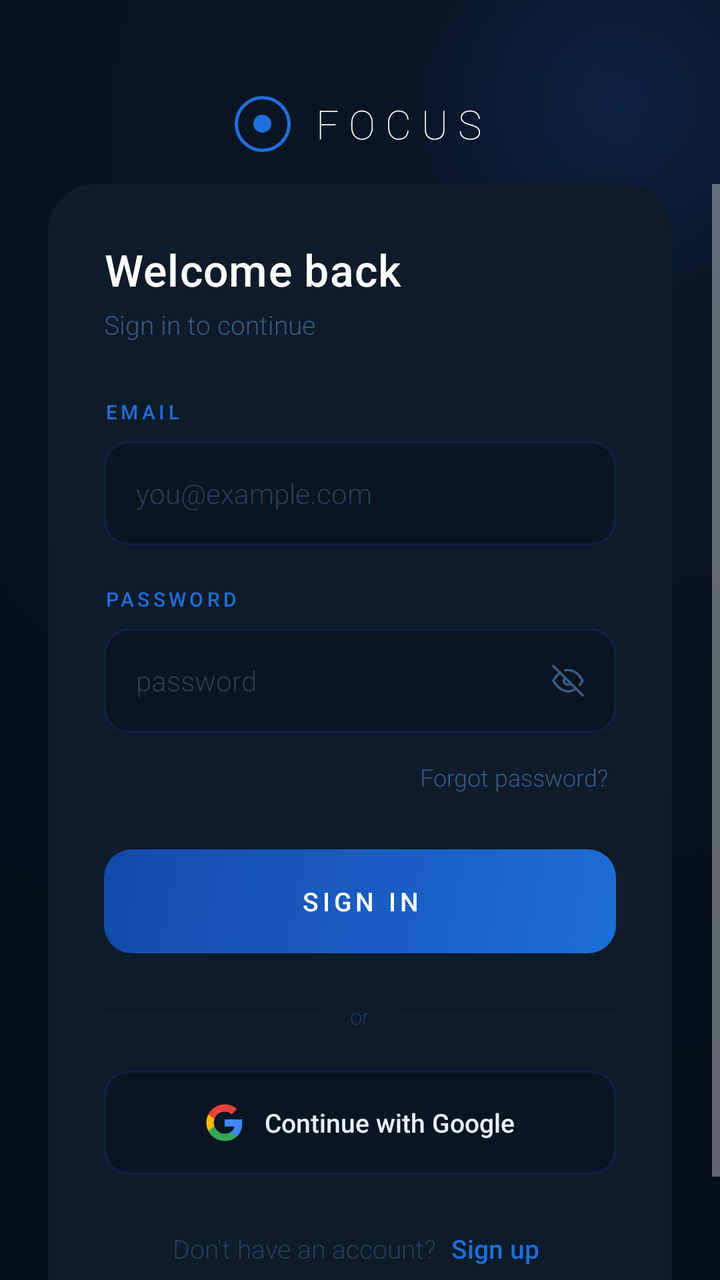
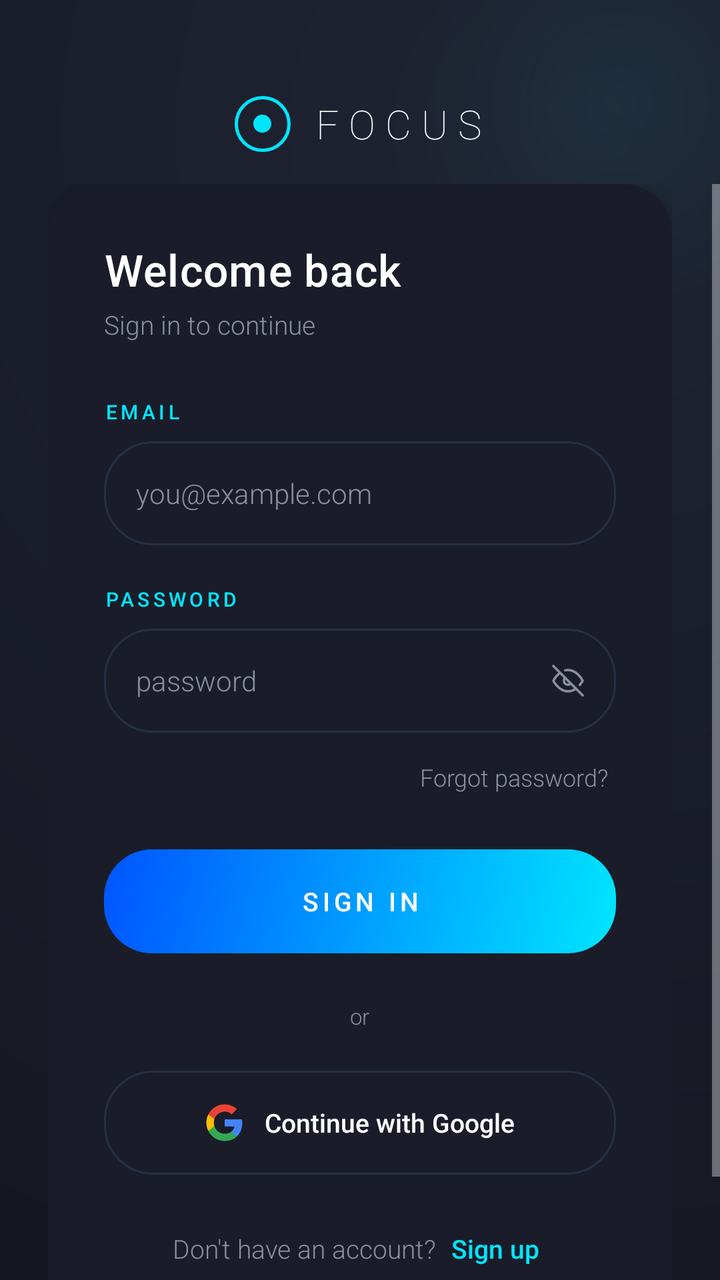

Screens rendered from an Android XML layout before and after an edit, with the pre-edit source and the edit as a unified diff.
<!-- AndroidManifest.xml: activity theme Theme.AppCompat.NoActionBar -->
<!-- res/layout/activity_login.xml -->
<?xml version="1.0" encoding="utf-8"?>
<androidx.constraintlayout.widget.ConstraintLayout
    xmlns:android="http://schemas.android.com/apk/res/android"
    xmlns:app="http://schemas.android.com/apk/res-auto"
    android:layout_width="match_parent"
    android:layout_height="match_parent"
    android:background="#050A0F">

    
    <View
        android:id="@+id/gradientOverlay"
        android:layout_width="0dp"
        android:layout_height="0dp"
        android:background="@drawable/bg_gradient_overlay"
        app:layout_constraintTop_toTopOf="parent"
        app:layout_constraintBottom_toBottomOf="parent"
        app:layout_constraintStart_toStartOf="parent"
        app:layout_constraintEnd_toEndOf="parent" />

    <View
        android:id="@+id/accentCircle"
        android:layout_width="200dp"
        android:layout_height="200dp"
        android:background="@drawable/circle_accent_glow"
        android:alpha="0.15"
        app:layout_constraintTop_toTopOf="parent"
        app:layout_constraintEnd_toEndOf="parent"
        android:layout_marginTop="-50dp"
        android:layout_marginEnd="-50dp" />

    
    <LinearLayout
        android:id="@+id/brandContainer"
        android:layout_width="wrap_content"
        android:layout_height="wrap_content"
        android:orientation="horizontal"
        android:gravity="center_vertical"
        app:layout_constraintTop_toTopOf="parent"
        app:layout_constraintStart_toStartOf="parent"
        app:layout_constraintEnd_toEndOf="parent"
        android:layout_marginTop="48dp">

        <FrameLayout
            android:layout_width="28dp"
            android:layout_height="28dp"
            android:layout_marginEnd="10dp">
            <View
                android:layout_width="28dp"
                android:layout_height="28dp"
                android:background="@drawable/bg_logo_ring" />
            <View
                android:layout_width="9dp"
                android:layout_height="9dp"
                android:background="@drawable/ic_focus_dot"
                android:layout_gravity="center" />
        </FrameLayout>

        <TextView
            android:layout_width="wrap_content"
            android:layout_height="wrap_content"
            android:text="FOCUS"
            android:textColor="#FFFFFF"
            android:textSize="20sp"
            android:letterSpacing="0.25"
            android:fontFamily="sans-serif-thin" />
    </LinearLayout>

    
    <ScrollView
        android:id="@+id/scrollView"
        android:layout_width="0dp"
        android:layout_height="0dp"
        android:fillViewport="true"
        android:overScrollMode="never"
        app:layout_constraintTop_toBottomOf="@+id/brandContainer"
        app:layout_constraintBottom_toBottomOf="parent"
        app:layout_constraintStart_toStartOf="parent"
        app:layout_constraintEnd_toEndOf="parent"
        android:layout_marginTop="16dp">

        <LinearLayout
            android:layout_width="match_parent"
            android:layout_height="wrap_content"
            android:orientation="vertical"
            android:paddingStart="24dp"
            android:paddingEnd="24dp"
            android:paddingBottom="32dp">

            
            <androidx.cardview.widget.CardView
                android:id="@+id/cardLogin"
                android:layout_width="match_parent"
                android:layout_height="wrap_content"
                app:cardBackgroundColor="#0D1B2A"
                app:cardCornerRadius="24dp"
                app:cardElevation="0dp">

                <LinearLayout
                    android:layout_width="match_parent"
                    android:layout_height="wrap_content"
                    android:orientation="vertical"
                    android:padding="28dp">

                    <TextView
                        android:layout_width="wrap_content"
                        android:layout_height="wrap_content"
                        android:text="Welcome back"
                        android:textColor="#FFFFFF"
                        android:textSize="22sp"
                        android:fontFamily="sans-serif-medium"
                        android:letterSpacing="0.02" />

                    <TextView
                        android:layout_width="wrap_content"
                        android:layout_height="wrap_content"
                        android:text="Sign in to continue"
                        android:textColor="#3D5A80"
                        android:textSize="13sp"
                        android:fontFamily="sans-serif-light"
                        android:layout_marginTop="4dp"
                        android:layout_marginBottom="28dp" />

                    
                    <TextView
                        android:layout_width="wrap_content"
                        android:layout_height="wrap_content"
                        android:text="EMAIL"
                        android:textColor="#1E6FD9"
                        android:textSize="10sp"
                        android:letterSpacing="0.18"
                        android:fontFamily="sans-serif-medium"
                        android:layout_marginBottom="8dp" />

                    <FrameLayout
                        android:layout_width="match_parent"
                        android:layout_height="52dp"
                        android:layout_marginBottom="20dp">
                        <View
                            android:layout_width="match_parent"
                            android:layout_height="match_parent"
                            android:background="@drawable/bg_input_field" />
                        <EditText
                            android:id="@+id/etEmail"
                            android:layout_width="match_parent"
                            android:layout_height="match_parent"
                            android:background="@null"
                            android:paddingStart="16dp"
                            android:paddingEnd="16dp"
                            android:hint="you@example.com"
                            android:textColorHint="#2A3F58"
                            android:textColor="#E8F0FE"
                            android:textSize="14sp"
                            android:fontFamily="sans-serif-light"
                            android:inputType="textEmailAddress"
                            android:singleLine="true"
                            android:imeOptions="actionNext" />
                    </FrameLayout>

                    
                    <TextView
                        android:layout_width="wrap_content"
                        android:layout_height="wrap_content"
                        android:text="PASSWORD"
                        android:textColor="#1E6FD9"
                        android:textSize="10sp"
                        android:letterSpacing="0.18"
                        android:fontFamily="sans-serif-medium"
                        android:layout_marginBottom="8dp" />

                    <FrameLayout
                        android:layout_width="match_parent"
                        android:layout_height="52dp"
                        android:layout_marginBottom="10dp">
                        <View
                            android:layout_width="match_parent"
                            android:layout_height="match_parent"
                            android:background="@drawable/bg_input_field" />
                        <EditText
                            android:id="@+id/etPassword"
                            android:layout_width="match_parent"
                            android:layout_height="match_parent"
                            android:background="@null"
                            android:paddingStart="16dp"
                            android:paddingEnd="48dp"
                            android:hint="password"
                            android:textColorHint="#2A3F58"
                            android:textColor="#E8F0FE"
                            android:textSize="14sp"
                            android:fontFamily="sans-serif-light"
                            android:inputType="textPassword"
                            android:singleLine="true"
                            android:imeOptions="actionDone" />
                        <ImageView
                            android:id="@+id/ivTogglePassword"
                            android:layout_width="20dp"
                            android:layout_height="20dp"
                            android:layout_gravity="center_vertical|end"
                            android:layout_marginEnd="14dp"
                            android:src="@drawable/ic_eye"
                            android:tint="#3D5A80"
                            android:background="?attr/selectableItemBackgroundBorderless"
                            android:padding="2dp" />
                    </FrameLayout>

                    
                    <TextView
                        android:id="@+id/tvForgotPassword"
                        android:layout_width="wrap_content"
                        android:layout_height="wrap_content"
                        android:text="Forgot password?"
                        android:textColor="#3D5A80"
                        android:textSize="12sp"
                        android:fontFamily="sans-serif-light"
                        android:layout_gravity="end"
                        android:layout_marginBottom="24dp"
                        android:background="?attr/selectableItemBackgroundBorderless"
                        android:padding="4dp" />

                    
                    <Button
                        android:id="@+id/btnLogin"
                        android:layout_width="match_parent"
                        android:layout_height="52dp"
                        android:text="SIGN IN"
                        android:textColor="#FFFFFF"
                        android:textSize="13sp"
                        android:letterSpacing="0.15"
                        android:fontFamily="sans-serif-medium"
                        android:background="@drawable/bg_button_primary"
                        android:stateListAnimator="@null"
                        android:elevation="0dp" />

                    
                    <LinearLayout
                        android:layout_width="match_parent"
                        android:layout_height="wrap_content"
                        android:orientation="horizontal"
                        android:gravity="center_vertical"
                        android:layout_marginTop="24dp"
                        android:layout_marginBottom="20dp">
                        <View
                            android:layout_width="0dp"
                            android:layout_height="1dp"
                            android:layout_weight="1"
                            android:background="#0F2033" />
                        <TextView
                            android:layout_width="wrap_content"
                            android:layout_height="wrap_content"
                            android:text="or"
                            android:textColor="#1E3A5A"
                            android:textSize="11sp"
                            android:fontFamily="sans-serif-light"
                            android:paddingStart="12dp"
                            android:paddingEnd="12dp" />
                        <View
                            android:layout_width="0dp"
                            android:layout_height="1dp"
                            android:layout_weight="1"
                            android:background="#0F2033" />
                    </LinearLayout>

                    
                    <LinearLayout
                        android:id="@+id/btnGoogle"
                        android:layout_width="match_parent"
                        android:layout_height="52dp"
                        android:orientation="horizontal"
                        android:gravity="center"
                        android:background="@drawable/bg_input_field"
                        android:clickable="true"
                        android:focusable="true"
                        android:foreground="?attr/selectableItemBackground"
                        android:layout_marginBottom="24dp">

                        <ImageView
                            android:layout_width="20dp"
                            android:layout_height="20dp"
                            android:src="@drawable/ic_google"
                            android:layout_marginEnd="10dp" />

                        <TextView
                            android:id="@+id/tvGoogleText"
                            android:layout_width="wrap_content"
                            android:layout_height="wrap_content"
                            android:text="Continue with Google"
                            android:textColor="#E8F0FE"
                            android:textSize="13sp"
                            android:fontFamily="sans-serif-medium" />
                    </LinearLayout>

                    
                    <LinearLayout
                        android:layout_width="wrap_content"
                        android:layout_height="wrap_content"
                        android:orientation="horizontal"
                        android:gravity="center"
                        android:layout_gravity="center">
                        <TextView
                            android:layout_width="wrap_content"
                            android:layout_height="wrap_content"
                            android:text="Don't have an account? "
                            android:textColor="#2A3F58"
                            android:textSize="13sp"
                            android:fontFamily="sans-serif-light" />
                        <TextView
                            android:id="@+id/tvSignUp"
                            android:layout_width="wrap_content"
                            android:layout_height="wrap_content"
                            android:text="Sign up"
                            android:textColor="#1E6FD9"
                            android:textSize="13sp"
                            android:fontFamily="sans-serif-medium"
                            android:background="?attr/selectableItemBackgroundBorderless"
                            android:padding="4dp" />
                    </LinearLayout>

                </LinearLayout>
            </androidx.cardview.widget.CardView>

        </LinearLayout>
    </ScrollView>

</androidx.constraintlayout.widget.ConstraintLayout>
<!-- resources referenced by this layout -->
<resources>
  <!-- drawable bg_button_primary (drawable) -->
  <?xml version="1.0" encoding="utf-8"?>
  <selector xmlns:android="http://schemas.android.com/apk/res/android">
      <item android:state_pressed="true">
          <shape android:shape="rectangle">
              <gradient
                  android:startColor="#1557C0"
                  android:endColor="#0D3F8F"
                  android:angle="135" />
              <corners android:radius="14dp" />
          </shape>
      </item>
      <item>
          <shape android:shape="rectangle">
              <gradient
                  android:startColor="#1E6FD9"
                  android:endColor="#1349A8"
                  android:angle="135" />
              <corners android:radius="14dp" />
          </shape>
      </item>
  </selector>
  <!-- drawable bg_gradient_overlay (drawable) -->
  <shape xmlns:android="http://schemas.android.com/apk/res/android">
      <gradient
          android:type="radial"
          android:gradientRadius="800dp"
          android:centerX="0.8"
          android:centerY="0.1"
          android:startColor="#0A1628"
          android:endColor="#050A0F" />
  </shape>
  <!-- drawable bg_input_field (drawable) -->
  <?xml version="1.0" encoding="utf-8"?>
  <shape xmlns:android="http://schemas.android.com/apk/res/android"
      android:shape="rectangle">
      <solid android:color="#091523" />
      <stroke
          android:width="1dp"
          android:color="#112240" />
      <corners android:radius="12dp" />
  </shape>
  <!-- drawable bg_logo_ring (drawable) -->
  <?xml version="1.0" encoding="utf-8"?>
  <shape xmlns:android="http://schemas.android.com/apk/res/android"
      android:shape="oval">
      <solid android:color="#00000000" />
      <stroke
          android:width="1.5dp"
          android:color="#1E6FD9" />
      <size android:width="64dp" android:height="64dp" />
  </shape>
  <!-- drawable circle_accent_glow (drawable) -->
  <?xml version="1.0" encoding="utf-8"?>
  <shape xmlns:android="http://schemas.android.com/apk/res/android"
      android:shape="oval">
      <gradient
          android:type="radial"
          android:gradientRadius="110dp"
          android:startColor="#1E6FD9"
          android:endColor="#00000000" />
  </shape>
  <!-- drawable ic_eye (drawable) -->
  <?xml version="1.0" encoding="utf-8"?>
  <vector xmlns:android="http://schemas.android.com/apk/res/android"
      android:width="24dp"
      android:height="24dp"
      android:viewportWidth="24"
      android:viewportHeight="24">
      <path
          android:fillColor="#00000000"
          android:strokeColor="#3D5A80"
          android:strokeWidth="1.8"
          android:strokeLineCap="round"
          android:strokeLineJoin="round"
          android:pathData="M17.94,17.94A10.07,10.07,0,0,1,12,20C5,20,1,12,1,12a18.45,18.45,0,0,1,5.06-5.94M9.9,4.24A9,9,0,0,1,12,4c7,0,11,8,11,8a18.5,18.5,0,0,1-2.16,3.19m-6.72-1.07a3,3,0,1,1-4.24-4.24" />
      <path
          android:fillColor="#00000000"
          android:strokeColor="#3D5A80"
          android:strokeWidth="1.8"
          android:strokeLineCap="round"
          android:pathData="M1,1 L23,23" />
  </vector>
  <!-- drawable ic_focus_dot (drawable) -->
  <?xml version="1.0" encoding="utf-8"?>
  <shape xmlns:android="http://schemas.android.com/apk/res/android"
      android:shape="oval">
      <solid android:color="#1E6FD9" />
      <size android:width="20dp" android:height="20dp" />
  </shape>
  <!-- unchanged entries left out for length: 1 -->
</resources>

<!-- the commit's change to res/layout/activity_login.xml (unified diff, before → after) -->
@@ -4,7 +4,7 @@
     xmlns:app="http://schemas.android.com/apk/res-auto"
     android:layout_width="match_parent"
     android:layout_height="match_parent"
-    android:background="#050A0F">
+    android:background="#12141D">
 
     
     <View
@@ -91,9 +91,9 @@
                 android:id="@+id/cardLogin"
                 android:layout_width="match_parent"
                 android:layout_height="wrap_content"
-                app:cardBackgroundColor="#0D1B2A"
-                app:cardCornerRadius="24dp"
-                app:cardElevation="0dp">
+                app:cardBackgroundColor="#1A1D29"
+                    app:cardCornerRadius="24dp"
+                    app:cardElevation="8dp">
 
                 <LinearLayout
                     android:layout_width="match_parent"
@@ -114,7 +114,7 @@
                         android:layout_width="wrap_content"
                         android:layout_height="wrap_content"
                         android:text="Sign in to continue"
-                        android:textColor="#3D5A80"
+                        android:textColor="#8A8F9E"
                         android:textSize="13sp"
                         android:fontFamily="sans-serif-light"
                         android:layout_marginTop="4dp"
@@ -125,7 +125,7 @@
                         android:layout_width="wrap_content"
                         android:layout_height="wrap_content"
                         android:text="EMAIL"
-                        android:textColor="#1E6FD9"
+                        android:textColor="#00E5FF"
                         android:textSize="10sp"
                         android:letterSpacing="0.18"
                         android:fontFamily="sans-serif-medium"
@@ -135,7 +135,7 @@
                         android:layout_width="match_parent"
                         android:layout_height="52dp"
                         android:layout_marginBottom="20dp">
-                        <View
+                        <View android:id="@+id/inputBackgroundEmail"
                             android:layout_width="match_parent"
                             android:layout_height="match_parent"
                             android:background="@drawable/bg_input_field" />
@@ -147,8 +147,8 @@
                             android:paddingStart="16dp"
                             android:paddingEnd="16dp"
                             android:hint="you@example.com"
-                            android:textColorHint="#2A3F58"
-                            android:textColor="#E8F0FE"
+                            android:textColorHint="#8A8F9E"
+                            android:textColor="#FFFFFF"
                             android:textSize="14sp"
                             android:fontFamily="sans-serif-light"
                             android:inputType="textEmailAddress"
@@ -161,7 +161,7 @@
                         android:layout_width="wrap_content"
                         android:layout_height="wrap_content"
                         android:text="PASSWORD"
-                        android:textColor="#1E6FD9"
+                        android:textColor="#00E5FF"
                         android:textSize="10sp"
                         android:letterSpacing="0.18"
                         android:fontFamily="sans-serif-medium"
@@ -171,7 +171,7 @@
                         android:layout_width="match_parent"
                         android:layout_height="52dp"
                         android:layout_marginBottom="10dp">
-                        <View
+                        <View android:id="@+id/inputBackgroundPassword"
                             android:layout_width="match_parent"
                             android:layout_height="match_parent"
                             android:background="@drawable/bg_input_field" />
@@ -183,8 +183,8 @@
                             android:paddingStart="16dp"
                             android:paddingEnd="48dp"
                             android:hint="password"
-                            android:textColorHint="#2A3F58"
-                            android:textColor="#E8F0FE"
+                            android:textColorHint="#8A8F9E"
+                            android:textColor="#FFFFFF"
                             android:textSize="14sp"
                             android:fontFamily="sans-serif-light"
                             android:inputType="textPassword"
@@ -197,7 +197,7 @@
                             android:layout_gravity="center_vertical|end"
                             android:layout_marginEnd="14dp"
                             android:src="@drawable/ic_eye"
-                            android:tint="#3D5A80"
+                            android:tint="#8A8F9E"
                             android:background="?attr/selectableItemBackgroundBorderless"
                             android:padding="2dp" />
                     </FrameLayout>
@@ -208,7 +208,7 @@
                         android:layout_width="wrap_content"
                         android:layout_height="wrap_content"
                         android:text="Forgot password?"
-                        android:textColor="#3D5A80"
+                        android:textColor="#8A8F9E"
                         android:textSize="12sp"
                         android:fontFamily="sans-serif-light"
                         android:layout_gravity="end"
@@ -242,12 +242,12 @@
                             android:layout_width="0dp"
                             android:layout_height="1dp"
                             android:layout_weight="1"
-                            android:background="#0F2033" />
+                            android:background="#1A1D29" />
                         <TextView
                             android:layout_width="wrap_content"
                             android:layout_height="wrap_content"
                             android:text="or"
-                            android:textColor="#1E3A5A"
+                            android:textColor="#8A8F9E"
                             android:textSize="11sp"
                             android:fontFamily="sans-serif-light"
                             android:paddingStart="12dp"
@@ -256,7 +256,7 @@
                             android:layout_width="0dp"
                             android:layout_height="1dp"
                             android:layout_weight="1"
-                            android:background="#0F2033" />
+                            android:background="#1A1D29" />
                     </LinearLayout>
 
                     
@@ -283,7 +283,7 @@
                             android:layout_width="wrap_content"
                             android:layout_height="wrap_content"
                             android:text="Continue with Google"
-                            android:textColor="#E8F0FE"
+                            android:textColor="#FFFFFF"
                             android:textSize="13sp"
                             android:fontFamily="sans-serif-medium" />
                     </LinearLayout>
@@ -299,7 +299,7 @@
                             android:layout_width="wrap_content"
                             android:layout_height="wrap_content"
                             android:text="Don't have an account? "
-                            android:textColor="#2A3F58"
+                            android:textColor="#8A8F9E"
                             android:textSize="13sp"
                             android:fontFamily="sans-serif-light" />
                         <TextView
@@ -307,7 +307,7 @@
                             android:layout_width="wrap_content"
                             android:layout_height="wrap_content"
                             android:text="Sign up"
-                            android:textColor="#1E6FD9"
+                            android:textColor="#00E5FF"
                             android:textSize="13sp"
                             android:fontFamily="sans-serif-medium"
                             android:background="?attr/selectableItemBackgroundBorderless"
<!-- resource entries referenced after the edit -->
@@ -6,19 +6,19 @@
       <item android:state_pressed="true">
           <shape android:shape="rectangle">
               <gradient
-                  android:startColor="#1557C0"
-                  android:endColor="#0D3F8F"
+                  android:startColor="#0055FF"
+                  android:endColor="#7C3DFF"
                   android:angle="135" />
-              <corners android:radius="14dp" />
+              <corners android:radius="24dp" />
           </shape>
       </item>
       <item>
           <shape android:shape="rectangle">
               <gradient
-                  android:startColor="#1E6FD9"
-                  android:endColor="#1349A8"
+                  android:startColor="#00E5FF"
+                  android:endColor="#0055FF"
                   android:angle="135" />
-              <corners android:radius="14dp" />
+              <corners android:radius="24dp" />
           </shape>
       </item>
   </selector>
@@ -29,18 +29,18 @@
           android:gradientRadius="800dp"
           android:centerX="0.8"
           android:centerY="0.1"
-          android:startColor="#0A1628"
-          android:endColor="#050A0F" />
+          android:startColor="#202433"
+          android:endColor="#12141D" />
   </shape>
   <!-- drawable bg_input_field (drawable) -->
   <?xml version="1.0" encoding="utf-8"?>
   <shape xmlns:android="http://schemas.android.com/apk/res/android"
       android:shape="rectangle">
-      <solid android:color="#091523" />
+      <solid android:color="#1A1D29" />
       <stroke
           android:width="1dp"
-          android:color="#112240" />
-      <corners android:radius="12dp" />
+          android:color="#263044" />
+      <corners android:radius="24dp" />
   </shape>
   <!-- drawable bg_logo_ring (drawable) -->
   <?xml version="1.0" encoding="utf-8"?>
@@ -49,7 +49,7 @@
       <solid android:color="#00000000" />
       <stroke
           android:width="1.5dp"
-          android:color="#1E6FD9" />
+          android:color="#00E5FF" />
       <size android:width="64dp" android:height="64dp" />
   </shape>
   <!-- drawable circle_accent_glow (drawable) -->
@@ -59,7 +59,7 @@
       <gradient
           android:type="radial"
           android:gradientRadius="110dp"
-          android:startColor="#1E6FD9"
+          android:startColor="#6600E5FF"
           android:endColor="#00000000" />
   </shape>
   <!-- drawable ic_eye (drawable) -->
@@ -71,14 +71,14 @@
       android:viewportHeight="24">
       <path
           android:fillColor="#00000000"
-          android:strokeColor="#3D5A80"
+          android:strokeColor="#00E5FF"
           android:strokeWidth="1.8"
           android:strokeLineCap="round"
           android:strokeLineJoin="round"
           android:pathData="M17.94,17.94A10.07,10.07,0,0,1,12,20C5,20,1,12,1,12a18.45,18.45,0,0,1,5.06-5.94M9.9,4.24A9,9,0,0,1,12,4c7,0,11,8,11,8a18.5,18.5,0,0,1-2.16,3.19m-6.72-1.07a3,3,0,1,1-4.24-4.24" />
       <path
           android:fillColor="#00000000"
-          android:strokeColor="#3D5A80"
+          android:strokeColor="#00E5FF"
           android:strokeWidth="1.8"
           android:strokeLineCap="round"
           android:pathData="M1,1 L23,23" />
@@ -87,7 +87,7 @@
   <?xml version="1.0" encoding="utf-8"?>
   <shape xmlns:android="http://schemas.android.com/apk/res/android"
       android:shape="oval">
-      <solid android:color="#1E6FD9" />
+      <solid android:color="#00E5FF" />
       <size android:width="20dp" android:height="20dp" />
   </shape>
   <!-- unchanged entries left out for length: 1 -->
